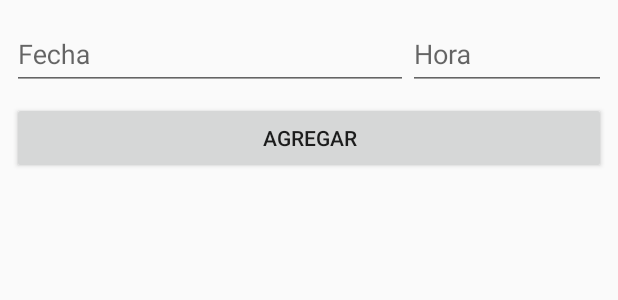
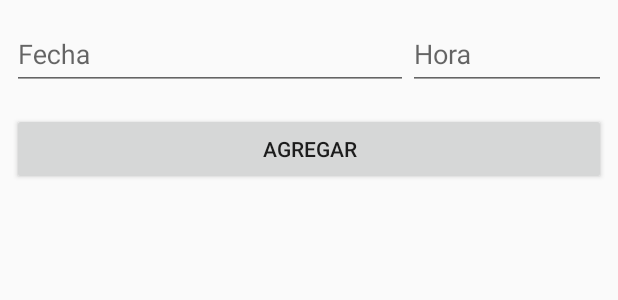
Before and after one commit to APPINNOVA-ROCNARF/APP-INNOVA, an Android app: the layout content_planificacion_crear.xml on its own in the app's theme, with its tools: preview values and no code run, on a phone screen of 412 x 824 dp. Shown: the top 300 px of the screen. Run offline under Robolectric (Android 15) with nearby library versions, the phone set to English and light mode, and no system bars.

Commit message:
Cambios Categoria Medico

```diff
--- a/app/src/main/java/com/rocnarf/rocnarf/PlanificacionCrearActivity.java
+++ b/app/src/main/java/com/rocnarf/rocnarf/PlanificacionCrearActivity.java
@@ -326,6 +326,7 @@ public class PlanificacionCrearActivity extends AppCompatActivity
             Intent i = new Intent(context, PanelClientesActivity.class);
             i.putExtra(Common.ARG_IDUSUARIO, idUsuario);
             i.putExtra(Common.ARG_SECCIOM, seccion);
+            i.addFlags(Intent.FLAG_ACTIVITY_CLEAR_TOP | Intent.FLAG_ACTIVITY_NEW_TASK);
             startActivity(i);
         } else if (origenPlanificacionVisita.equals(Common.VISITA_DESDE_MAPA)) {
             Intent i = new Intent(context, MapaActivity.class);
--- a/app/src/main/java/com/rocnarf/rocnarf/api/ApiClient.java
+++ b/app/src/main/java/com/rocnarf/rocnarf/api/ApiClient.java
@@ -34,7 +34,7 @@ public class ApiClient {
         retrofit = new Retrofit.Builder()
                 //.baseUrl("http://200.105.252.218/Rocnarf/")
                 .baseUrl("http://10.0.2.2:5000/")
-                //.baseUrl("https://3d84-190-12-24-250.ngrok-free.app/")
+                //.baseUrl("https://6b69-190-12-24-250.ngrok-free.app/")
                 //.baseUrl("http://192.168.0.125/")
                 //.baseUrl("http://192.168.0.8/")
                 //.baseUrl("http://10.0.2.2/")
--- a/app/src/main/res/layout/content_planificacion_crear.xml
+++ b/app/src/main/res/layout/content_planificacion_crear.xml
@@ -60,7 +60,7 @@
         android:layout_height="wrap_content"
         android:layout_marginEnd="8dp"
         android:layout_marginStart="8dp"
-        android:layout_marginTop="8dp"
+        android:layout_marginTop="15dp"
         android:text="Agregar"
         app:layout_constraintEnd_toEndOf="parent"
         app:layout_constraintStart_toStartOf="parent"
```
